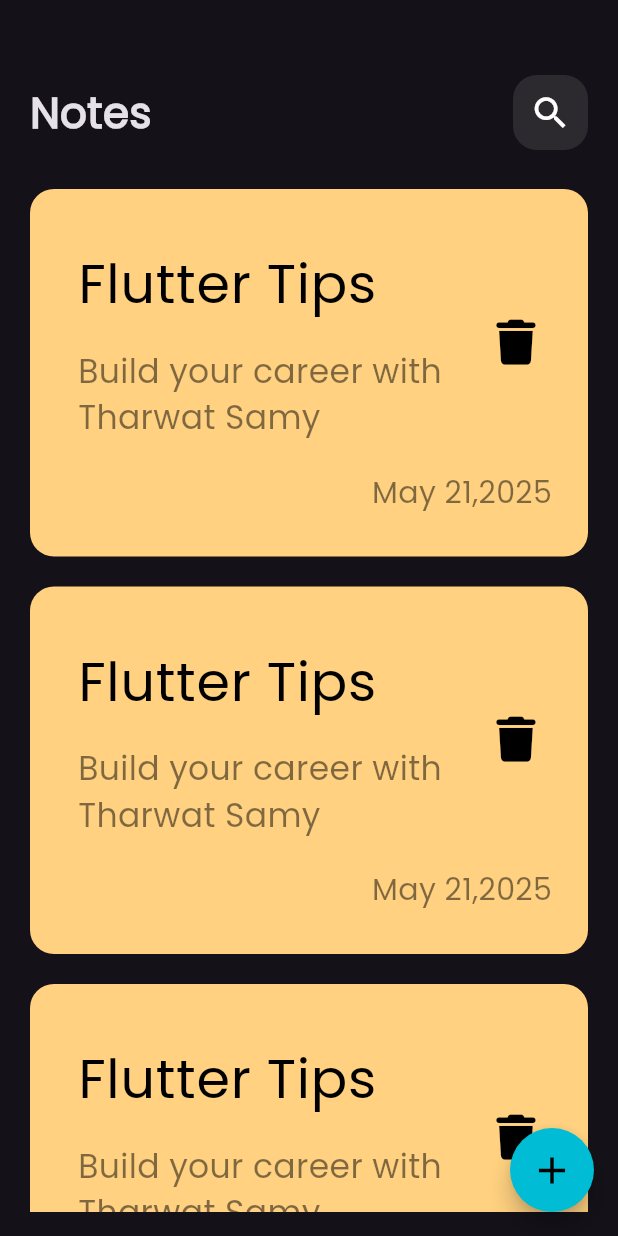
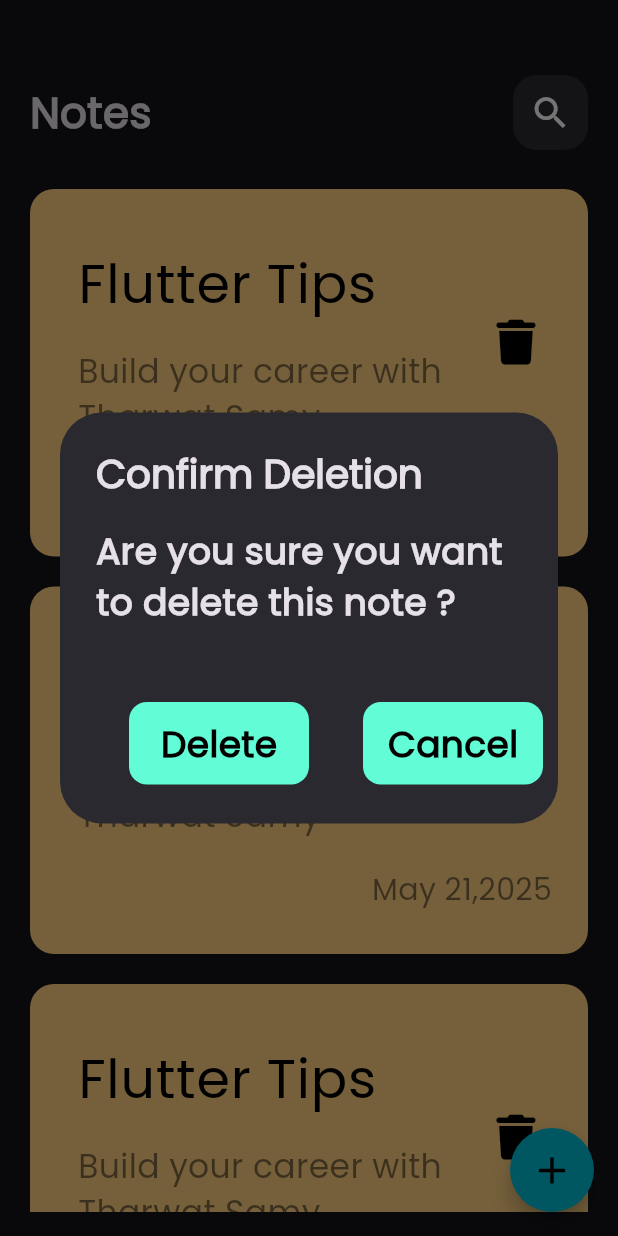
Before and after one commit to hebasalhien/notes_app, a Flutter app: the screen it shows after launch, after a tap on an icon or button, on a phone screen of 412 x 824 dp. Run offline on Flutter 3.47's test engine with Material 3 defaults, Android fonts, the phone set to English and light mode, and no system bars; our stand-ins replace font_awesome_flutter.

Commit message:
create dialog

```diff
--- a/lib/widgets/add_note_bottom_sheet.dart
+++ b/lib/widgets/add_note_bottom_sheet.dart
@@ -15,7 +15,7 @@ class AddNoteBottomSheet extends StatelessWidget {
           children: [
             CustomTextField(title: 'Title'),
             CustomTextField(title: 'Content', maxLines: 5),
-            CustomButton(),
+            CustomButton(width: MediaQuery.of(context).size.width,action: 'Add',onTap: (){},),
           ],
         ),
       ),
--- a/lib/widgets/custom_button.dart
+++ b/lib/widgets/custom_button.dart
@@ -1,12 +1,18 @@
 import 'package:flutter/material.dart';
 import 'package:notes_app/constants.dart';
+
 class CustomButton extends StatelessWidget {
-  const CustomButton({super.key});
+  const CustomButton({super.key, required this.width, required this.action, required this.onTap});
+  final double width;
+  final String action;
+  final VoidCallback onTap;
+
   @override
   Widget build(BuildContext context) {
     return GestureDetector(
+      onTap: onTap,
       child: Container(
-        width: MediaQuery.of(context).size.width,
+        width: width,
         height: 55,
         decoration: BoxDecoration(
           borderRadius: BorderRadius.circular(12),
@@ -14,7 +20,7 @@ class CustomButton extends StatelessWidget {
         ),
         child: Center(
           child: Text(
-            'Add',
+            action,
             style: TextStyle(
               color: Colors.black,
               fontSize: 24,
--- /dev/null
+++ b/lib/widgets/custom_dialog.dart
@@ -0,0 +1,33 @@
+import 'package:flutter/material.dart';
+import 'package:notes_app/widgets/custom_button.dart';
+
+class CustomDialog extends StatelessWidget {
+  const CustomDialog({super.key});
+
+  @override
+  Widget build(BuildContext context) {
+    return AlertDialog(
+      actionsPadding: EdgeInsets.symmetric(horizontal: 10, vertical: 26),
+      title: Text(
+        'Confirm Deletion',
+        style: TextStyle(fontWeight: FontWeight.bold, fontSize: 26),
+      ),
+      content: SizedBox(
+        width: 500,
+        child: Text(
+          'Are you sure you want to delete this note ?',
+          style: TextStyle(fontSize: 24, fontWeight: FontWeight.bold),
+        ),
+      ),
+      actions: [
+        CustomButton(width: 120, action: 'Delete', onTap: () {}),
+        SizedBox(width: 20),
+        CustomButton(
+          width: 120,
+          action: 'Cancel',
+          onTap: () => Navigator.pop(context),
+        ),
+      ],
+    );
+  }
+}
--- a/lib/widgets/custom_note_item.dart
+++ b/lib/widgets/custom_note_item.dart
@@ -1,6 +1,7 @@
 import 'package:flutter/material.dart';
 import 'package:font_awesome_flutter/font_awesome_flutter.dart';
 import 'package:notes_app/views/edit_note_view.dart';
+import 'package:notes_app/widgets/custom_dialog.dart';
 
 class CustomNoteItem extends StatelessWidget {
   const CustomNoteItem({super.key});
@@ -35,7 +36,11 @@ class CustomNoteItem extends StatelessWidget {
                 ),
               ),
               trailing: IconButton(
-                onPressed: () {},
+                onPressed:()=> showDialog<String>(
+            context: context,
+            builder:
+                (BuildContext context) => CustomDialog(),
+          ),
                 icon: Icon(FontAwesomeIcons.trash, size: 30),
               ),
 
```
